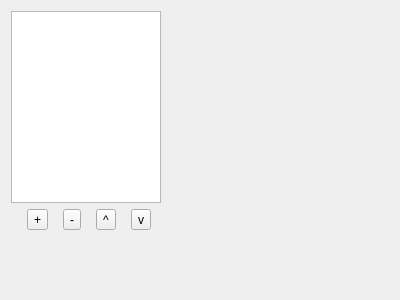
The window that src/plugins/projectexplorer/buildstepspage.ui (qt-creator/qt-creator) describes before a commit, drawn with Qt 5.
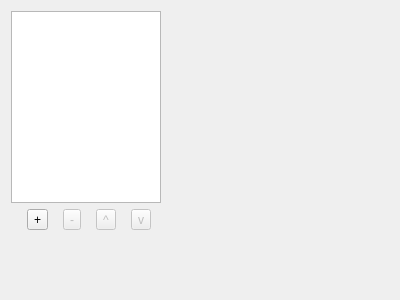
The same window after the commit.

Commit message:
Changed "Remove", "Move Up" and "Move Down" buttons to be disabled by default
Merge-request: 737

```diff
--- a/src/plugins/projectexplorer/buildstepspage.ui
+++ b/src/plugins/projectexplorer/buildstepspage.ui
@@ -64,6 +64,9 @@
        </item>
        <item>
         <widget class="QToolButton" name="buildStepRemoveToolButton">
+         <property name="enabled">
+          <bool>false</bool>
+         </property>
          <property name="text">
           <string>-</string>
          </property>
@@ -74,6 +77,9 @@
        </item>
        <item>
         <widget class="QToolButton" name="buildStepUpToolButton">
+         <property name="enabled">
+          <bool>false</bool>
+         </property>
          <property name="text">
           <string>^</string>
          </property>
@@ -81,6 +87,9 @@
        </item>
        <item>
         <widget class="QToolButton" name="buildStepDownToolButton">
+         <property name="enabled">
+          <bool>false</bool>
+         </property>
          <property name="text">
           <string>v</string>
          </property>
```
